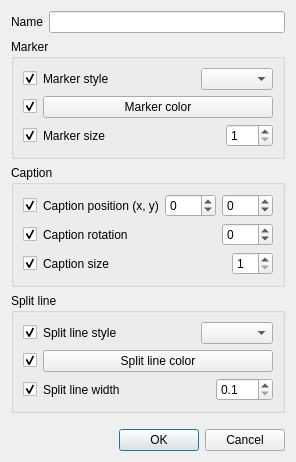
Before: the Qt Designer form ui/pointconfigdialog.ui in salsergey/gpxviewer, drawn with Qt 5.
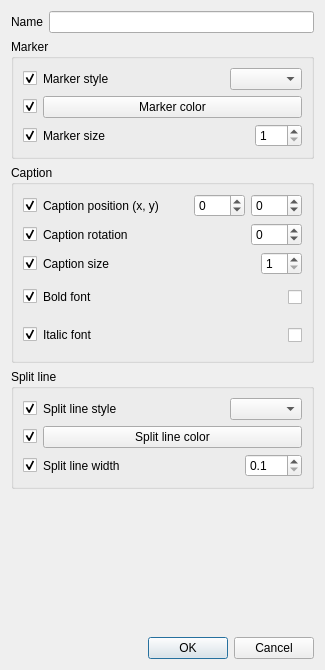
After: the same form once the commit is applied. Custom widgets are drawn as their Qt base class.

Commit message: Added posibility to set bold or italic fonts for axes labels and point captions.

The edit to the form file:
```diff
--- a/ui/pointconfigdialog.ui
+++ b/ui/pointconfigdialog.ui
@@ -5,6 +5,14 @@
   <property name="windowModality">
    <enum>Qt::WindowModal</enum>
   </property>
+  <property name="geometry">
+   <rect>
+    <x>0</x>
+    <y>0</y>
+    <width>325</width>
+    <height>670</height>
+   </rect>
+  </property>
   <property name="windowTitle">
    <string>Configure point style</string>
   </property>
@@ -406,6 +414,152 @@
         </item>
        </layout>
       </item>
+      <item>
+       <layout class="QHBoxLayout" name="horizontalLayout_17">
+        <item>
+         <widget class="QCheckBox" name="boldFontCheckBox">
+          <property name="toolTip">
+           <string>Whether to change this property for selected points</string>
+          </property>
+          <property name="checked">
+           <bool>true</bool>
+          </property>
+         </widget>
+        </item>
+        <item>
+         <widget class="QWidget" name="captionBoldWidget" native="true">
+          <property name="sizePolicy">
+           <sizepolicy hsizetype="MinimumExpanding" vsizetype="Preferred">
+            <horstretch>0</horstretch>
+            <verstretch>0</verstretch>
+           </sizepolicy>
+          </property>
+          <layout class="QHBoxLayout" name="horizontalLayout_18">
+           <property name="leftMargin">
+            <number>0</number>
+           </property>
+           <property name="topMargin">
+            <number>0</number>
+           </property>
+           <property name="rightMargin">
+            <number>0</number>
+           </property>
+           <property name="bottomMargin">
+            <number>0</number>
+           </property>
+           <item>
+            <widget class="QLabel" name="label_8">
+             <property name="sizePolicy">
+              <sizepolicy hsizetype="MinimumExpanding" vsizetype="Preferred">
+               <horstretch>0</horstretch>
+               <verstretch>0</verstretch>
+              </sizepolicy>
+             </property>
+             <property name="text">
+              <string>Bold font</string>
+             </property>
+            </widget>
+           </item>
+           <item>
+            <widget class="QCheckBox" name="boldCheckBox">
+             <property name="sizePolicy">
+              <sizepolicy hsizetype="MinimumExpanding" vsizetype="Fixed">
+               <horstretch>0</horstretch>
+               <verstretch>0</verstretch>
+              </sizepolicy>
+             </property>
+             <property name="minimumSize">
+              <size>
+               <width>0</width>
+               <height>32</height>
+              </size>
+             </property>
+             <property name="toolTip">
+              <string>Whether to use bold font for the caption</string>
+             </property>
+             <property name="layoutDirection">
+              <enum>Qt::RightToLeft</enum>
+             </property>
+            </widget>
+           </item>
+          </layout>
+         </widget>
+        </item>
+       </layout>
+      </item>
+      <item>
+       <layout class="QHBoxLayout" name="horizontalLayout_19">
+        <item>
+         <widget class="QCheckBox" name="italicFontCheckBox">
+          <property name="toolTip">
+           <string>Whether to change this property for selected points</string>
+          </property>
+          <property name="checked">
+           <bool>true</bool>
+          </property>
+         </widget>
+        </item>
+        <item>
+         <widget class="QWidget" name="captionItalicWidget" native="true">
+          <property name="sizePolicy">
+           <sizepolicy hsizetype="MinimumExpanding" vsizetype="Preferred">
+            <horstretch>0</horstretch>
+            <verstretch>0</verstretch>
+           </sizepolicy>
+          </property>
+          <layout class="QHBoxLayout" name="horizontalLayout_20">
+           <property name="leftMargin">
+            <number>0</number>
+           </property>
+           <property name="topMargin">
+            <number>0</number>
+           </property>
+           <property name="rightMargin">
+            <number>0</number>
+           </property>
+           <property name="bottomMargin">
+            <number>0</number>
+           </property>
+           <item>
+            <widget class="QLabel" name="label_9">
+             <property name="sizePolicy">
+              <sizepolicy hsizetype="MinimumExpanding" vsizetype="Preferred">
+               <horstretch>0</horstretch>
+               <verstretch>0</verstretch>
+              </sizepolicy>
+             </property>
+             <property name="text">
+              <string>Italic font</string>
+             </property>
+            </widget>
+           </item>
+           <item>
+            <widget class="QCheckBox" name="italicCheckBox">
+             <property name="sizePolicy">
+              <sizepolicy hsizetype="MinimumExpanding" vsizetype="Fixed">
+               <horstretch>0</horstretch>
+               <verstretch>0</verstretch>
+              </sizepolicy>
+             </property>
+             <property name="minimumSize">
+              <size>
+               <width>0</width>
+               <height>32</height>
+              </size>
+             </property>
+             <property name="toolTip">
+              <string>Whether to use italic font for the caption</string>
+             </property>
+             <property name="layoutDirection">
+              <enum>Qt::RightToLeft</enum>
+             </property>
+            </widget>
+           </item>
+          </layout>
+         </widget>
+        </item>
+       </layout>
+      </item>
      </layout>
     </widget>
    </item>
```
The commit also changes 13 other files.
